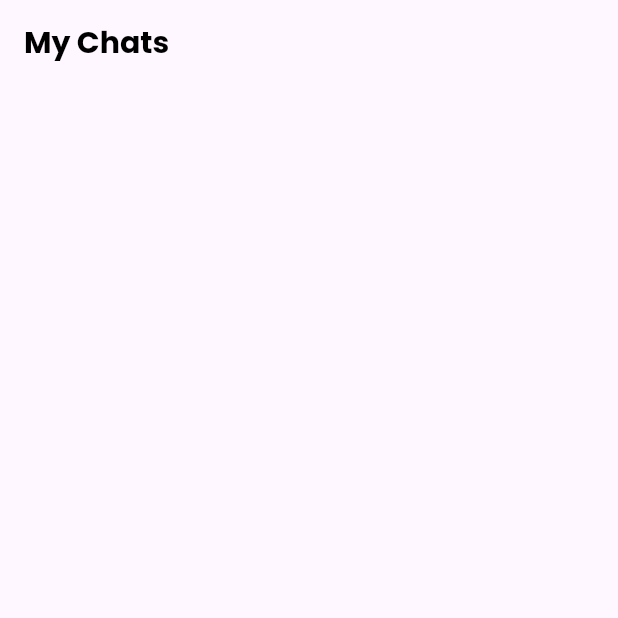
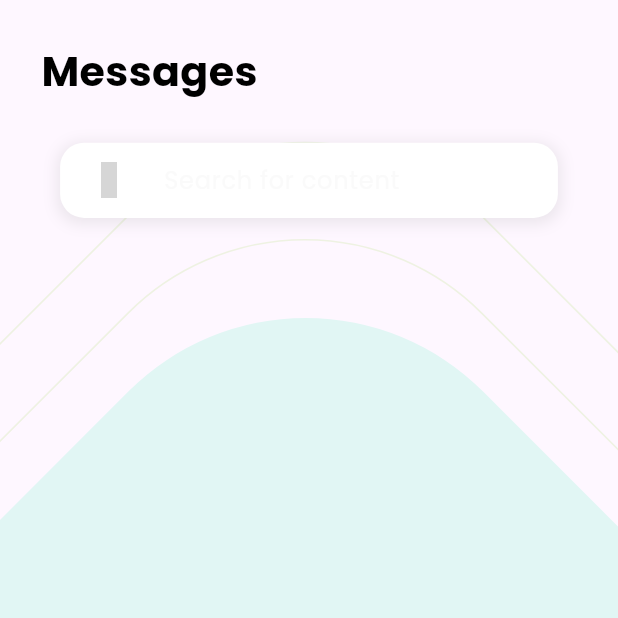
Before and after one commit to nadersakr/Social-App, a Flutter app: the ChatsScreen screen opened directly, on a phone screen of 412 x 824 dp, the top half of it. Run offline on Flutter 3.47's test engine with Material 3 defaults, Android fonts, the phone set to English and light mode, and no system bars; our stand-ins replace cloud_firestore, firebase_auth, firebase_core, firebase_storage, flutter_screenutil, flutter_svg and 4 more; missing offline and left inert: animated_snack_bar, enefty_icons; accounts and stored records are empty; project files that could hold a hidden picture were left out; grey boxes are pictures that could not be loaded.

```diff
--- a/social_app/lib/views/screens/chat/chats.dart
+++ b/social_app/lib/views/screens/chat/chats.dart
@@ -1,12 +1,17 @@
 // ignore_for_file: avoid_print
 
+import 'package:enefty_icons/enefty_icons.dart';
 import 'package:flutter/material.dart';
+import 'package:flutter_screenutil/flutter_screenutil.dart';
+import 'package:flutter_svg/flutter_svg.dart';
 
 import 'package:provider/provider.dart';
 import 'package:social_app/model/chat_model.dart';
 
 import 'package:social_app/provider/auth/auth.dart';
 import 'package:social_app/provider/chat_provider.dart';
+import 'package:social_app/utils/colors.dart';
+import 'package:social_app/views/screens/Home/reusable_widgets.dart';
 import 'package:social_app/views/screens/chat/chat_kit.dart';
 
 class ChatsScreen extends StatefulWidget {
@@ -24,14 +29,84 @@ class _ChatsScreenState extends State<ChatsScreen> {
     ChatServises chatServises =
         Provider.of<ChatServises>(context, listen: true);
     return Scaffold(
-        appBar: AppBar(
-          title: const Text('My Chats',
-              style: TextStyle(
-                  color: Colors.black,
-                  fontSize: 20,
-                  fontWeight: FontWeight.bold)),
+        body: Stack(
+      children: [
+        SizedBox(
+          height: 1.sh,
+          width: 1.sw,
+          child: SvgPicture.asset(
+            "assets/svg/backgroundChats.svg",
+            fit: BoxFit.fitWidth,
+            alignment: Alignment.bottomCenter,
           ),
-        body: StreamBuilder(
+        ),
+        SingleChildScrollView(
+
+          child: Column(
+            crossAxisAlignment: CrossAxisAlignment.start,
+            children: [
+              Padding(
+                padding: EdgeInsets.only(top: 24.h, left: 24.w, bottom: 24.w),
+                child: TextClass.titleText(
+                  "Messages",
+                  size: 24.sp,
+                  color: AppColors.darkBlack,
+                ),
+              ),
+              Center(
+                child: Padding(
+                  padding: EdgeInsets.symmetric(horizontal: 24.w),
+                  child: SizedBox(
+                    height: 42.h,
+                    width: 290.w,
+                    child: Container(
+                      decoration: BoxDecoration(
+                        color: AppColors.white,
+                        borderRadius: BorderRadius.circular(14.r),
+                        boxShadow: [
+                          BoxShadow(
+                            color: Colors.grey.withOpacity(0.2),
+                            spreadRadius: 2,
+                            blurRadius: 8,
+                            offset:
+                                const Offset(0, 2), // changes position of shadow
+                          ),
+                        ],
+                      ),
+                      child: TextFormField(
+                        decoration: InputDecoration(
+                          fillColor: AppColors.white,
+                          labelText: 'Search for content',
+                          labelStyle: TextStyle(
+                            color: AppColors.midLightGrey,
+                            fontSize: 14.sp,
+                          ),
+                          border: OutlineInputBorder(
+                            borderSide: BorderSide.none,
+                            borderRadius: BorderRadius.all(Radius.circular(14.r)),
+                          ),
+                          prefixIcon: Padding(
+                            padding: EdgeInsets.symmetric(horizontal: 18.w),
+                            child: const Icon(
+                              EneftyIcons.search_normal_2_outline,
+                              color: AppColors.darkBlack,
+                            ),
+                          ),
+                        ),
+                        onChanged: (value) {
+                          // Implement your search logic here
+                        },
+                      ),
+                    ),
+                  ),
+                ),
+              ),
+              SizedBox(
+                height: 20.h,
+              ),
+              SizedBox(
+                height: 1.sh - 160.h,
+                child: StreamBuilder(
                   stream: chatServises.getChatsStream(authController),
                   builder: (BuildContext context, AsyncSnapshot snapshot) {
                     if (snapshot.connectionState == ConnectionState.waiting) {
@@ -40,38 +115,33 @@ class _ChatsScreenState extends State<ChatsScreen> {
                       );
                     }
                     if (snapshot.hasError) {
-              return const Center(
-                child: Text('An error occurred'),
+                      return Center(
+                        child: TextClass.subTitleText('An Error Occurred'),
                       );
                     }
                     if (snapshot.hasData) {
-              print("qqqqqqqqqqqqqqq");
-              print(snapshot.data.docs.length);
-              for (var element in snapshot.data.docs) {
-                print('elemetn id ${element.data()}');
-              }
-              print("qqqqqqqqqqqqqqq");
-
                       return FutureBuilder(
-                  future: setmainUsers(chatServises, authController, snapshot),
+                          future: setmainUsers(
+                              chatServises, authController, snapshot),
                           builder: (context, snapshot) {
-                    if (snapshot.connectionState == ConnectionState.waiting) {
+                            if (snapshot.connectionState ==
+                                ConnectionState.waiting) {
                               return const Center(
                                 child: CircularProgressIndicator(),
                               );
                             }
                             if (snapshot.hasError) {
-                      return const Center(
-                        child: Text('An error occurred'),
+                              return Center(
+                                child:
+                                    TextClass.subBodyText('An Error Occurred.'),
                               );
                             }
                             if (snapshot.hasData) {
-                      print("kkkkkkkkkkkkkk ${snapshot.data!.length}");
-
                               return ListView.builder(
                                 itemBuilder: (context, i) => ChatKit(
                                   friend: snapshot.data![i].friend!,
-                          lastMessage: snapshot.data![i].lastMessage ?? "",
+                                  lastMessage:
+                                      snapshot.data![i].lastMessage ?? "",
                                   time: snapshot.data![i].time,
                                 ),
                                 itemCount: snapshot.data!.length,
@@ -86,6 +156,12 @@ class _ChatsScreenState extends State<ChatsScreen> {
                       child: Text('No Chats'),
                     );
                   },
+                ),
+              ),
+            ],
+          ),
+        ),
+      ],
     ));
   }
 }
```
Lines whose indentation alone changed are shown as unchanged.
